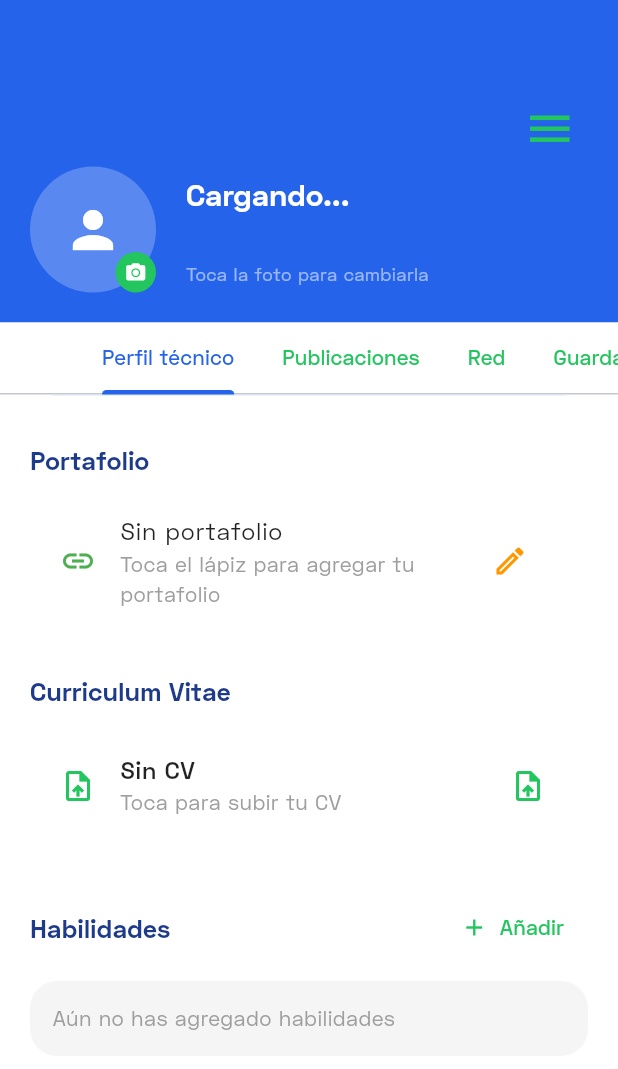
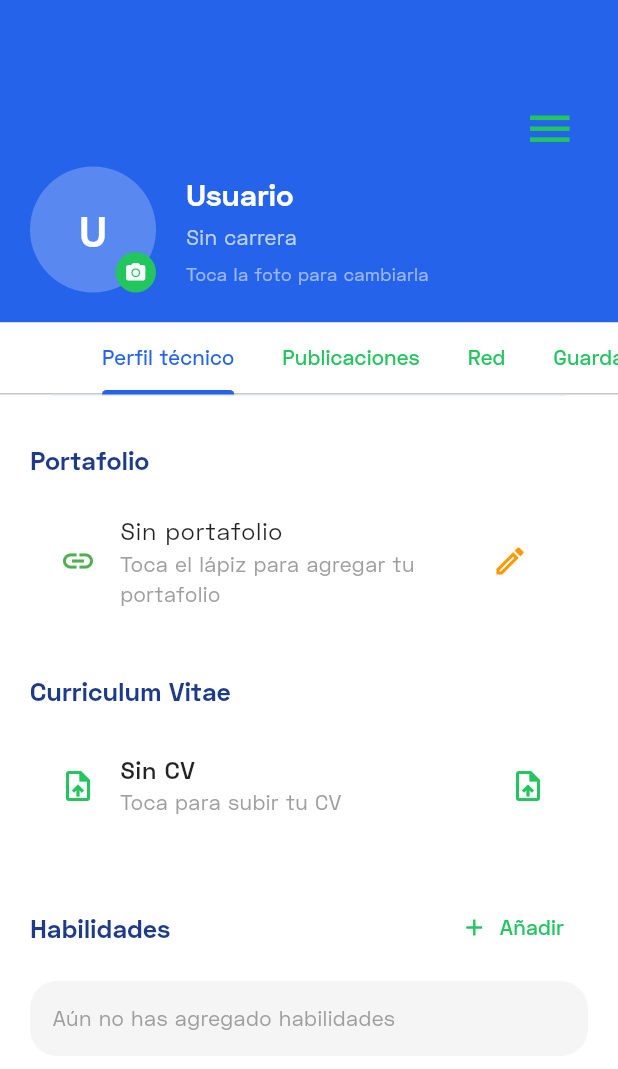
Before and after one commit to blueforestsv-crypto/Connect_Do, a Flutter app: the ProfileScreen screen opened by its route, scrolled down 558 dp, after a tap on "Sin CV", on a phone screen of 412 x 824 dp. Shown: the top 1069 px of the screen. Run offline on Flutter 3.47's test engine with Material 3 defaults, Android fonts, the phone set to English and light mode, and no system bars; our stand-ins replace file_picker, flutter_svg, image_picker, just_audio, share_plus, shared_preferences and 1 more; missing offline and left inert: phosphoricons_flutter; accounts and stored records are empty.

Commit message:
feat: complete profile MVP with technical info and local media

```diff
--- a/lib/screens/main_content/profile/widgets/profile_header.dart
+++ b/lib/screens/main_content/profile/widgets/profile_header.dart
@@ -1,5 +1,5 @@
 import 'dart:convert';
-import 'dart:io';
+import 'dart:typed_data';
 
 import 'package:flutter/material.dart';
 import 'package:image_picker/image_picker.dart';
@@ -20,10 +20,11 @@ class ProfileHeader extends StatefulWidget {
 }
 
 class _ProfileHeaderState extends State<ProfileHeader> {
-  String _userName = "Cargando...";
-  String _userCareer = "";
-  String _googlePhoto = "";
-  String _localPhotoPath = "";
+  String _userName = 'Cargando...';
+  String _userCareer = '';
+  String _userEmail = '';
+  String _googlePhoto = '';
+  String _localPhotoBase64 = '';
 
   final ImagePicker _picker = ImagePicker();
 
@@ -41,29 +42,61 @@ class _ProfileHeaderState extends State<ProfileHeader> {
 
     final datosJson = prefs.getString('usuario_actual');
 
-    if (datosJson == null) return;
+    if (datosJson == null || datosJson.isEmpty) {
+      if (!mounted) return;
 
-    final userData = jsonDecode(datosJson);
+      setState(() {
+        _userName = 'Usuario';
+        _userCareer = 'Sin carrera';
+        _userEmail = '';
+        _googlePhoto = '';
+        _localPhotoBase64 = '';
+      });
 
-    final String email = userData['email'] ?? "";
+      return;
+    }
 
-    final String firstName = userData['firstName'] ?? '';
-    final String lastName = userData['lastName'] ?? '';
+    try {
+      final Map<String, dynamic> userData = jsonDecode(datosJson);
 
-    String fullName = "$firstName $lastName".trim();
+      final String email = userData['email']?.toString() ?? '';
+
+      final String firstName = userData['firstName']?.toString() ?? '';
+      final String lastName = userData['lastName']?.toString() ?? '';
+
+      String fullName = '$firstName $lastName'.trim();
 
       if (fullName.isEmpty && email.isNotEmpty) {
         fullName = email.split('@')[0].replaceAll('.', ' ');
       }
 
+      final String career = userData['career']?.toString() ?? '';
+
+      final String googlePhoto = userData['google_photo_url']?.toString() ?? '';
+
+      final String profilePhotoBase64 =
+          userData['profile_image_base64']?.toString() ?? '';
+
       if (!mounted) return;
 
       setState(() {
-      _userName = fullName.isEmpty ? "Usuario" : fullName;
-      _userCareer = userData['career'] ?? "Sin carrera";
-      _googlePhoto = userData['google_photo_url'] ?? "";
-      _localPhotoPath = userData['profile_image_path'] ?? "";
+        _userName = fullName.isEmpty ? 'Usuario' : fullName;
+        _userCareer = career.isEmpty ? 'Sin carrera registrada' : career;
+        _userEmail = email;
+        _googlePhoto = googlePhoto;
+        _localPhotoBase64 = profilePhotoBase64;
       });
+    } catch (_) {
+      if (!mounted) return;
+
+      setState(() {
+        _userName = 'Usuario';
+        _userCareer = 'Sin carrera registrada';
+        _userEmail = '';
+        _googlePhoto = '';
+        _localPhotoBase64 = '';
+      });
+    }
   }
 
   // ============================
@@ -74,26 +107,36 @@ class _ProfileHeaderState extends State<ProfileHeader> {
       final XFile? pickedImage = await _picker.pickImage(
         source: ImageSource.gallery,
         imageQuality: 80,
+        maxWidth: 900,
       );
 
       if (pickedImage == null) return;
+
+      final Uint8List imageBytes = await pickedImage.readAsBytes();
+
+      final String imageBase64 = base64Encode(imageBytes);
 
       final prefs = await SharedPreferences.getInstance();
 
       final datosJson = prefs.getString('usuario_actual');
 
-      if (datosJson == null) return;
+      Map<String, dynamic> userData = {};
 
-      final Map<String, dynamic> userData = jsonDecode(datosJson);
+      if (datosJson != null && datosJson.isNotEmpty) {
+        userData = jsonDecode(datosJson) as Map<String, dynamic>;
+      }
 
-      userData['profile_image_path'] = pickedImage.path;
+      userData['profile_image_base64'] = imageBase64;
+
+      // Dejamos este campo viejo por compatibilidad, pero ya no dependemos de él.
+      userData['profile_image_path'] = pickedImage.name;
 
       await prefs.setString('usuario_actual', jsonEncode(userData));
 
       if (!mounted) return;
 
       setState(() {
-        _localPhotoPath = pickedImage.path;
+        _localPhotoBase64 = imageBase64;
       });
 
       ScaffoldMessenger.of(context).showSnackBar(
@@ -119,11 +162,12 @@ class _ProfileHeaderState extends State<ProfileHeader> {
   // AVATAR
   // ============================
   ImageProvider? _getProfileImage() {
-    if (_localPhotoPath.isNotEmpty) {
-      final file = File(_localPhotoPath);
-
-      if (file.existsSync()) {
-        return FileImage(file);
+    if (_localPhotoBase64.isNotEmpty) {
+      try {
+        final Uint8List bytes = base64Decode(_localPhotoBase64);
+        return MemoryImage(bytes);
+      } catch (_) {
+        return null;
       }
     }
 
@@ -132,6 +176,25 @@ class _ProfileHeaderState extends State<ProfileHeader> {
     }
 
     return null;
+  }
+
+  String _getInitials() {
+    final cleanName = _userName.trim();
+
+    if (cleanName.isEmpty || cleanName == 'Cargando...') {
+      return 'U';
+    }
+
+    final parts =
+        cleanName.split(' ').where((part) => part.trim().isNotEmpty).toList();
+
+    if (parts.isEmpty) return 'U';
+
+    if (parts.length == 1) {
+      return parts.first[0].toUpperCase();
+    }
+
+    return '${parts.first[0]}${parts.last[0]}'.toUpperCase();
   }
 
   @override
@@ -165,10 +228,13 @@ class _ProfileHeaderState extends State<ProfileHeader> {
                       backgroundImage: imageProvider,
                       child:
                           imageProvider == null
-                              ? const Icon(
-                                Icons.person,
-                                size: 40,
+                              ? Text(
+                                _getInitials(),
+                                style: const TextStyle(
                                   color: Colors.white,
+                                  fontSize: 28,
+                                  fontWeight: FontWeight.bold,
+                                ),
                               )
                               : null,
                     ),
@@ -218,6 +284,19 @@ class _ProfileHeaderState extends State<ProfileHeader> {
                       overflow: TextOverflow.ellipsis,
                     ),
 
+                    if (_userEmail.isNotEmpty) ...[
+                      const SizedBox(height: 4),
+                      Text(
+                        _userEmail,
+                        style: const TextStyle(
+                          color: Colors.white60,
+                          fontSize: 12,
+                        ),
+                        maxLines: 1,
+                        overflow: TextOverflow.ellipsis,
+                      ),
+                    ],
+
                     const SizedBox(height: 6),
 
                     const Text(
--- a/lib/screens/main_content/profile/widgets/profile_technical_tab.dart
+++ b/lib/screens/main_content/profile/widgets/profile_technical_tab.dart
@@ -23,14 +23,15 @@ class ProfileTechnicalTab extends StatefulWidget {
 class _ProfileTechnicalTabState extends State<ProfileTechnicalTab> {
   Map<String, dynamic> _userData = {};
 
-  String _userEmail = "";
-  String _userPhone = "No registrado";
-  String _userCareer = "";
-  String _userCycle = "";
-  String _userDescription = "";
-  String _portfolioLink = "";
-  String _cvName = "Sin CV";
-  String _cvPath = "";
+  String _userEmail = '';
+  String _userPhone = 'No registrado';
+  String _userCareer = '';
+  String _userCycle = '';
+  String _userDescription = '';
+  String _portfolioLink = '';
+  String _cvName = 'Sin CV';
+  String _cvPath = '';
+  int _cvSize = 0;
 
   List<String> _skills = [];
 
@@ -94,6 +95,7 @@ class _ProfileTechnicalTabState extends State<ProfileTechnicalTab> {
 
     if (datosJson == null || datosJson.isEmpty) return;
 
+    try {
       final Map<String, dynamic> userData = jsonDecode(datosJson);
 
       final String cvPath =
@@ -103,26 +105,67 @@ class _ProfileTechnicalTabState extends State<ProfileTechnicalTab> {
           (userData['cv_file_name'] ?? '').toString().isNotEmpty
               ? userData['cv_file_name'].toString()
               : cvPath.isNotEmpty
-            ? cvPath.split('/').last
+              ? cvPath.split('/').last.split('\\').last
               : 'Sin CV';
+
+      final int cvSize = _parseInt(userData['cv_file_size']);
 
       if (!mounted) return;
 
       setState(() {
         _userData = userData;
 
-      _userEmail = userData['email'] ?? "";
-      _userPhone = userData['phone'] ?? "No registrado";
-      _userCareer = userData['career'] ?? "Sin carrera";
-      _userCycle = userData['cycle'] ?? "Sin ciclo";
-      _userDescription = userData['description'] ?? "";
-      _portfolioLink = userData['portfolio_link'] ?? "";
+        _userEmail = userData['email']?.toString() ?? '';
+        _userPhone = userData['phone']?.toString() ?? 'No registrado';
+        _userCareer = userData['career']?.toString() ?? 'Sin carrera';
+        _userCycle = userData['cycle']?.toString() ?? 'Sin ciclo';
+        _userDescription = userData['description']?.toString() ?? '';
+        _portfolioLink = userData['portfolio_link']?.toString() ?? '';
 
         _skills = List<String>.from(userData['skills'] ?? []);
 
         _cvPath = cvPath;
         _cvName = cvName;
+        _cvSize = cvSize;
       });
+    } catch (_) {
+      if (!mounted) return;
+
+      setState(() {
+        _userData = {};
+        _userEmail = '';
+        _userPhone = 'No registrado';
+        _userCareer = 'Sin carrera';
+        _userCycle = 'Sin ciclo';
+        _userDescription = '';
+        _portfolioLink = '';
+        _skills = [];
+        _cvPath = '';
+        _cvName = 'Sin CV';
+        _cvSize = 0;
+      });
+    }
+  }
+
+  static int _parseInt(dynamic value) {
+    if (value == null) return 0;
+
+    if (value is int) return value;
+
+    return int.tryParse(value.toString()) ?? 0;
+  }
+
+  String _formatFileSize(int bytes) {
+    if (bytes <= 0) return '';
+
+    final kb = bytes / 1024;
+    final mb = kb / 1024;
+
+    if (mb >= 1) {
+      return '${mb.toStringAsFixed(1)} MB';
+    }
+
+    return '${kb.toStringAsFixed(0)} KB';
   }
 
   // ===============================
@@ -136,11 +179,12 @@ class _ProfileTechnicalTabState extends State<ProfileTechnicalTab> {
     _userData['description'] = _userDescription;
     _userData['portfolio_link'] = _portfolioLink;
 
-    // Guardamos en formato nuevo
+    // Guardamos en formato nuevo.
     _userData['cv_file_path'] = _cvPath;
     _userData['cv_file_name'] = _cvName == 'Sin CV' ? '' : _cvName;
+    _userData['cv_file_size'] = _cvSize;
 
-    // Compatibilidad con código viejo
+    // Compatibilidad con código viejo.
     _userData['cv_path'] = _cvPath;
 
     await prefs.setString('usuario_actual', jsonEncode(_userData));
@@ -154,29 +198,28 @@ class _ProfileTechnicalTabState extends State<ProfileTechnicalTab> {
       final result = await FilePicker.platform.pickFiles(
         type: FileType.custom,
         allowedExtensions: ['pdf', 'doc', 'docx'],
+        allowMultiple: false,
+        withData: true,
       );
 
       if (result == null || result.files.isEmpty) return;
 
       final file = result.files.single;
 
-      if (file.path == null) {
-        if (!mounted) return;
+      setState(() {
+        _cvPath = file.name;
+        _cvName = file.name;
+        _cvSize = file.size;
+      });
 
-        ScaffoldMessenger.of(context).showSnackBar(
-          const SnackBar(
-            content: Text('No se pudo obtener la ruta del archivo'),
-            backgroundColor: Colors.red,
-          ),
-        );
+      _userData['cv_file_name'] = file.name;
+      _userData['cv_file_path'] = file.name;
+      _userData['cv_path'] = file.name;
+      _userData['cv_file_size'] = file.size;
 
-        return;
+      if (file.bytes != null) {
+        _userData['cv_file_base64'] = base64Encode(file.bytes!);
       }
-
-      setState(() {
-        _cvPath = file.path!;
-        _cvName = file.name;
-      });
 
       await _saveChanges();
 
@@ -393,7 +436,7 @@ class _ProfileTechnicalTabState extends State<ProfileTechnicalTab> {
   // AÑADIR HABILIDAD
   // ===============================
   void _showAddSkillDialog() {
-    String selectedSkill = "";
+    String selectedSkill = '';
 
     showDialog(
       context: context,
@@ -426,7 +469,7 @@ class _ProfileTechnicalTabState extends State<ProfileTechnicalTab> {
                   return DropdownMenuItem(value: skill, child: Text(skill));
                 }).toList(),
             onChanged: (value) {
-              selectedSkill = value ?? "";
+              selectedSkill = value ?? '';
             },
           ),
           actions: [
@@ -478,7 +521,7 @@ class _ProfileTechnicalTabState extends State<ProfileTechnicalTab> {
         ResponsiveHelper.appBottomNavSpace(context),
       ),
       children: [
-        _sectionTitle("Información General"),
+        _sectionTitle('Información General'),
 
         const SizedBox(height: 15),
 
@@ -488,7 +531,7 @@ class _ProfileTechnicalTabState extends State<ProfileTechnicalTab> {
 
         const SizedBox(height: 30),
 
-        _sectionTitle("Sobre mí"),
+        _sectionTitle('Sobre mí'),
 
         const SizedBox(height: 12),
 
@@ -498,7 +541,7 @@ class _ProfileTechnicalTabState extends State<ProfileTechnicalTab> {
 
         _portfolioCard(textColor),
 
-        _sectionTitle("Curriculum Vitae"),
+        _sectionTitle('Curriculum Vitae'),
 
         const SizedBox(height: 12),
 
@@ -509,12 +552,12 @@ class _ProfileTechnicalTabState extends State<ProfileTechnicalTab> {
         Row(
           mainAxisAlignment: MainAxisAlignment.spaceBetween,
           children: [
-            _sectionTitle("Habilidades"),
+            _sectionTitle('Habilidades'),
             TextButton.icon(
               onPressed: _showAddSkillDialog,
               icon: const Icon(Icons.add, color: Color(0xFF22C55E)),
               label: const Text(
-                "Añadir",
+                'Añadir',
                 style: TextStyle(color: Color(0xFF22C55E)),
               ),
             ),
@@ -566,11 +609,11 @@ class _ProfileTechnicalTabState extends State<ProfileTechnicalTab> {
           ListTile(
             leading: const Icon(Icons.email, color: Color(0xFF2563EB)),
             title: Text(
-              "Correo",
+              'Correo',
               style: TextStyle(color: textColor, fontWeight: FontWeight.w600),
             ),
             subtitle: Text(
-              _userEmail,
+              _userEmail.isNotEmpty ? _userEmail : 'No registrado',
               style: TextStyle(
                 color: widget.isDarkMode ? Colors.white70 : Colors.black54,
               ),
@@ -579,11 +622,11 @@ class _ProfileTechnicalTabState extends State<ProfileTechnicalTab> {
           ListTile(
             leading: const Icon(Icons.phone, color: Color(0xFF22C55E)),
             title: Text(
-              "Teléfono",
+              'Teléfono',
               style: TextStyle(color: textColor, fontWeight: FontWeight.w600),
             ),
             subtitle: Text(
-              _userPhone,
+              _userPhone.isNotEmpty ? _userPhone : 'No registrado',
               style: TextStyle(
                 color: widget.isDarkMode ? Colors.white70 : Colors.black54,
               ),
@@ -592,11 +635,11 @@ class _ProfileTechnicalTabState extends State<ProfileTechnicalTab> {
           ListTile(
             leading: const Icon(Icons.school, color: Colors.orange),
             title: Text(
-              "Carrera",
+              'Carrera',
               style: TextStyle(color: textColor, fontWeight: FontWeight.w600),
             ),
             subtitle: Text(
-              _userCareer,
+              _userCareer.isNotEmpty ? _userCareer : 'Sin carrera',
               style: TextStyle(
                 color: widget.isDarkMode ? Colors.white70 : Colors.black54,
               ),
@@ -605,11 +648,11 @@ class _ProfileTechnicalTabState extends State<ProfileTechnicalTab> {
           ListTile(
             leading: const Icon(Icons.timeline, color: Colors.purple),
             title: Text(
-              "Ciclo",
+              'Ciclo',
               style: TextStyle(color: textColor, fontWeight: FontWeight.w600),
             ),
             subtitle: Text(
-              _userCycle,
+              _userCycle.isNotEmpty ? _userCycle : 'Sin ciclo',
               style: TextStyle(
                 color: widget.isDarkMode ? Colors.white70 : Colors.black54,
               ),
@@ -662,7 +705,7 @@ class _ProfileTechnicalTabState extends State<ProfileTechnicalTab> {
     return Column(
       crossAxisAlignment: CrossAxisAlignment.start,
       children: [
-        _sectionTitle("Portafolio"),
+        _sectionTitle('Portafolio'),
 
         const SizedBox(height: 12),
 
@@ -699,7 +742,9 @@ class _ProfileTechnicalTabState extends State<ProfileTechnicalTab> {
   }
 
   Widget _cvCard(Color textColor) {
-    final hasCv = _cvPath.isNotEmpty;
+    final hasCv = _cvName.isNotEmpty && _cvName != 'Sin CV';
+
+    final sizeLabel = _formatFileSize(_cvSize);
 
     return Card(
       elevation: 0,
@@ -718,7 +763,9 @@ class _ProfileTechnicalTabState extends State<ProfileTechnicalTab> {
         ),
         subtitle: Text(
           hasCv
-              ? 'CV cargado. Toca para actualizarlo'
+              ? sizeLabel.isNotEmpty
+                  ? 'CV cargado · $sizeLabel · Toca para actualizarlo'
+                  : 'CV cargado. Toca para actualizarlo'
               : 'Toca para subir tu CV',
           style: TextStyle(
             color: widget.isDarkMode ? Colors.white60 : Colors.grey,
```
Also changed, not shown: lib/screens/main_content/profile/profile_screen.dart (+45 -17 lines). Lines whose indentation alone changed are shown as unchanged.
